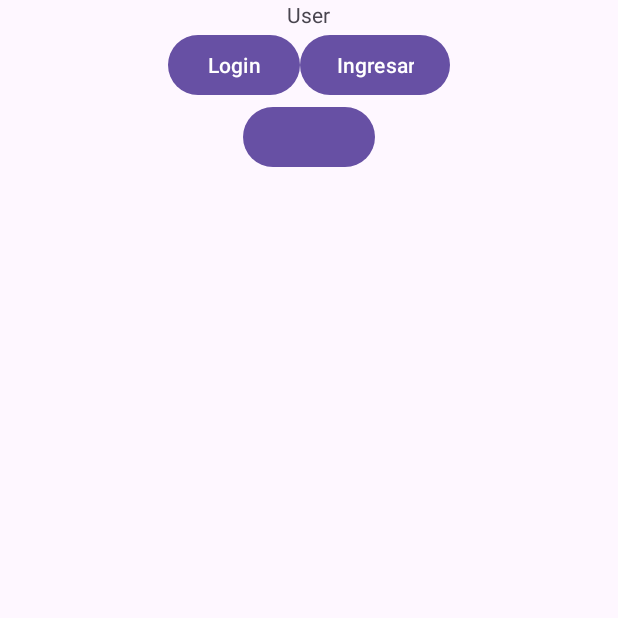
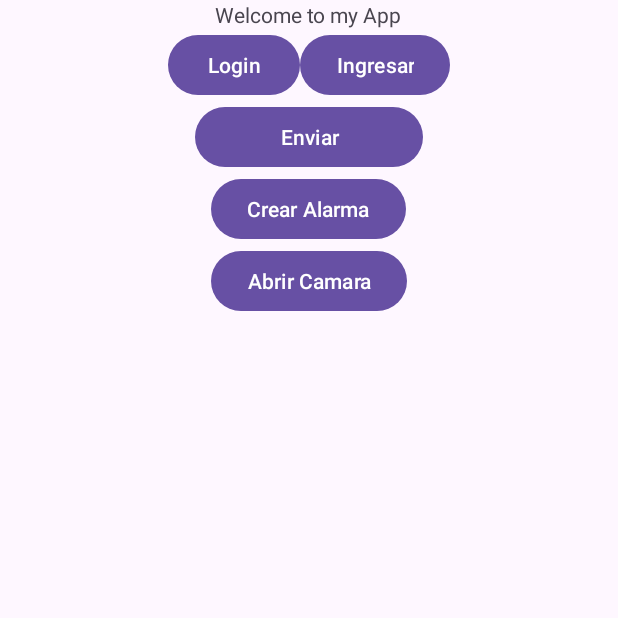
Before and after one commit to AndresZapataPascual/AppSegClas, an Android app: the screen it shows after launch (MainActivity), on a phone screen of 412 x 824 dp, the top half of it. Run offline under Robolectric (Android 15) with nearby library versions, the phone set to English and light mode, and no system bars.

Commit message:
intent agregados
se crearon los intent de crear alarma y abrir camara

```diff
--- a/app/src/main/java/com/andreszapata/appsegclas/MainActivity.java
+++ b/app/src/main/java/com/andreszapata/appsegclas/MainActivity.java
@@ -1,9 +1,13 @@
 package com.andreszapata.appsegclas;
 
+import androidx.activity.result.contract.ActivityResultContracts;
 import androidx.appcompat.app.AppCompatActivity;
 
+import android.content.ActivityNotFoundException;
+import android.net.Uri;
 import android.os.Bundle;
 import android.provider.AlarmClock;
+import android.provider.MediaStore;
 import android.util.Log;
 import android.view.View;
 import android.widget.Button;
@@ -13,7 +17,7 @@ import android.content.Intent;
 public class MainActivity extends AppCompatActivity {
 
     TextView nombreUsuario;
-    Button btn1,btn2, Alarma;
+    Button btn1,btn2, Send, Alarma,Camara;
     String Tag = "Prueba";
 
     @Override
@@ -24,14 +28,15 @@ public class MainActivity extends AppCompatActivity {
         nombreUsuario = (TextView) findViewById(R.id.usuario);
         btn1 = findViewById(R.id.btn1);
         btn2 = findViewById(R.id.btn2);
+        Send =findViewById(R.id.btnSend);
         Alarma = findViewById(R.id.Alarma);
+        Camara = findViewById(R.id.Camara);
 
 
         btn1.setOnClickListener(new View.OnClickListener() {
             @Override
             public void onClick(View view) {
                 nombreUsuario.setText("Presioné Boton Uno");
-                createAlarm("Despertar",  8,  30);
             }
         });
 
@@ -41,12 +46,59 @@ public class MainActivity extends AppCompatActivity {
                 nombreUsuario.setText("Presioné Boton Dos");
             }
         });
+
+        Send.setOnClickListener(new View.OnClickListener() {
+            @Override
+            public void onClick(View view) {
+                pasarInformacion();
+            }
+        });
+
+        Alarma.setOnClickListener(new View.OnClickListener() {
+            @Override
+            public void onClick(View view) {
+                createAlarm("Despertar",  8,  30);
+            }
+        });
+
+        Camara.setOnClickListener(new View.OnClickListener() {
+            @Override
+            public void onClick(View view) {
+                dispatchTakePictureIntent();
+            }
+        });
     }
 
+    private void pasarInformacion() {
+        String textActual = nombreUsuario.getText().toString();
+        String nombre = "Andres Zapata";
+        Intent PasarInfo = new Intent(this,PantallaTwo.class);
+
+        PasarInfo.putExtra("name",nombre);
+        startActivity(PasarInfo);
+    }
     @Override
     protected void onStart() {
         super.onStart();
         Log.i(Tag,"Estoy en OnStart");
+
+        nombreUsuario = (TextView) findViewById(R.id.usuario);
+        btn1 = findViewById(R.id.btn1);
+        btn2 = findViewById(R.id.btn2);
+
+        btn1.setOnClickListener(new View.OnClickListener() {
+            @Override
+            public void onClick(View view) {
+                nombreUsuario.setText("Inicia Seccion nuevamente");
+            }
+        });
+
+        btn2.setOnClickListener(new View.OnClickListener() {
+            @Override
+            public void onClick(View view) {
+                nombreUsuario.setText("Inicia Sección");
+            }
+        });
     }
 
     @Override
@@ -88,4 +140,16 @@ public class MainActivity extends AppCompatActivity {
             startActivity(intent);
         }
     }
+
+    static final int REQUEST_IMAGE_CAPTURE = 1;
+
+    private void dispatchTakePictureIntent() {
+        Intent takePictureIntent = new Intent(MediaStore.ACTION_IMAGE_CAPTURE);
+        try {
+            startActivityForResult(takePictureIntent, REQUEST_IMAGE_CAPTURE);
+        } catch (ActivityNotFoundException e) {
+            // Display error state to the user.
+        }
+    }
+
 }
--- a/app/src/main/res/layout/activity_main.xml
+++ b/app/src/main/res/layout/activity_main.xml
@@ -1,5 +1,6 @@
 <?xml version="1.0" encoding="utf-8"?>
-<LinearLayout xmlns:android="http://schemas.android.com/apk/res/android"
+<LinearLayout
+    xmlns:android="http://schemas.android.com/apk/res/android"
     xmlns:app="http://schemas.android.com/apk/res-auto"
     xmlns:tools="http://schemas.android.com/tools"
     android:layout_width="match_parent"
@@ -11,7 +12,6 @@
         android:layout_width="wrap_content"
         android:layout_height="wrap_content"
         android:orientation="vertical"
-        android:layout_gravity="center">
         android:layout_gravity="center">
 
 
@@ -46,12 +46,37 @@
         </Button>
     </LinearLayout>
 
+    <LinearLayout
+        android:layout_width="wrap_content"
+        android:layout_height="wrap_content"
+        android:orientation="vertical"
+        android:layout_gravity="center">
+
+        <Button
+            android:id="@+id/btnSend"
+            android:layout_width="152dp"
+            android:layout_height="wrap_content"
+            android:text="@string/Send">
+
+        </Button>
+
+        <Button
+            android:id="@+id/Alarma"
+            android:layout_width="wrap_content"
+            android:layout_height="wrap_content"
+            android:layout_gravity="center"
+            android:text="@string/Alarma">
+
+        </Button>
+
         <Button
             android:layout_width="wrap_content"
             android:layout_height="wrap_content"
-            android:id="@+id/Alarma"
-            android:text="@string/Alarma"
-            android:layout_gravity="center">
+            android:layout_gravity="center"
+            android:id="@+id/Camara"
+            android:text="@string/Camara">
+
+
         </Button>
-
+    </LinearLayout>
 </LinearLayout>
--- a/app/src/main/res/values/strings.xml
+++ b/app/src/main/res/values/strings.xml
@@ -1,7 +1,18 @@
 <resources>
     <string name="app_name">App SegClas</string>
-    <string name="user">User</string>
+    <string name="user">Welcome to my App</string>
     <string name="btn1">Login</string>
     <string name="btn2">Ingresar</string>
-    <string name="Alarma" />
+    <string name="Alarma">Crear Alarma</string>
+    <string name="Camara">Abrir Camara</string>
+    <string name= "Send">Enviar</string>
+    <string name="title_activity_pantalla_two">PantallaTwo</string>
+    <string name="prompt_email">Email</string>
+    <string name="prompt_password">Password</string>
+    <string name="action_sign_in">Sign in or register</string>
+    <string name="action_sign_in_short">Sign in</string>
+    <string name="welcome">"Welcome !"</string>
+    <string name="invalid_username">Not a valid username</string>
+    <string name="invalid_password">Password must be >5 characters</string>
+    <string name="login_failed">"Login failed"</string>
 </resources>
```
Also changed, not shown: app/src/main/AndroidManifest.xml (+9 -2 lines), app/src/main/java/com/andreszapata/appsegclas/PantallaTwo.java (added, +34 -0 lines), app/src/main/res/layout/activity_pantalla_two2.xml (added, +29 -0 lines).
